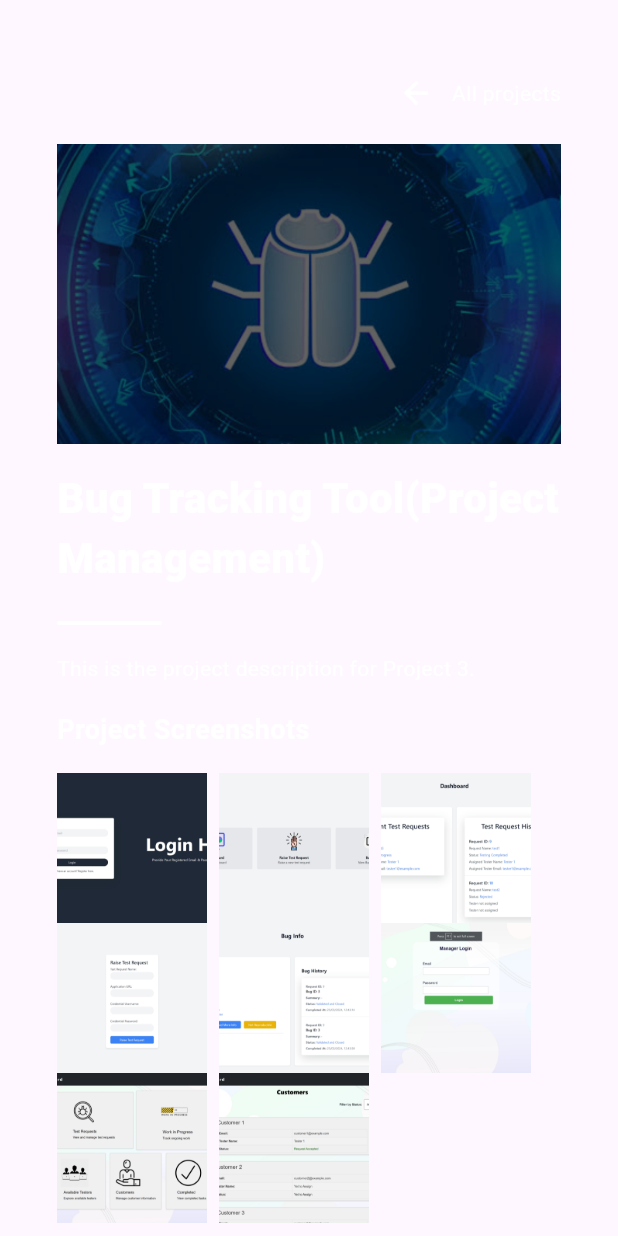
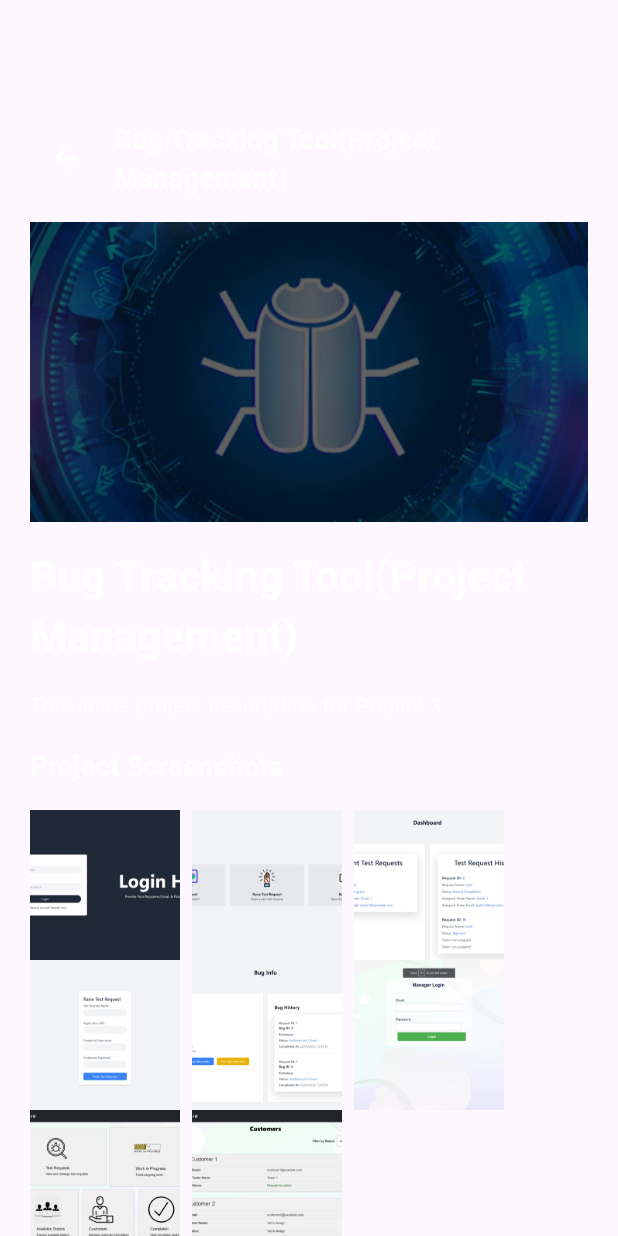
Before and after one commit to Vishnu-Deepan/my-portfolio, a Flutter app: the ProjectsPageMobile widget shown alone on an empty page, opened directly, after a tap on "Bug Tracking Tool(Project Management)", on a phone screen of 412 x 824 dp. Run offline on Flutter 3.47's test engine with Material 3 defaults, Android fonts, the phone set to English and light mode, and no system bars; drawn by our look-alikes of getwidget; our stand-ins replace carousel_slider, fan_carousel_image_slider, google_fonts, photo_view, sidebarx, simple_icons; missing offline and left inert: loading_icon_button, pretty_animated_buttons.

Commit message:
Project,Contact mobile

```diff
--- a/lib/screens/mobile/projects_page_mob.dart
+++ b/lib/screens/mobile/projects_page_mob.dart
@@ -1,6 +1,7 @@
 import 'package:flutter/material.dart';
-import 'package:getwidget/components/typography/gf_typography.dart';
-import 'package:getwidget/types/gf_typography_type.dart';
+import 'package:photo_view/photo_view.dart';
+import 'package:carousel_slider/carousel_slider.dart';
+import 'package:google_fonts/google_fonts.dart';
 import '../../models/project.dart';
 import '../../utilities/project_card.dart';
 
@@ -29,181 +30,172 @@
     });
   }
 
+  void _onImageTap(List<String> images, int initialIndex) {
+    Navigator.push(
+      context,
+      MaterialPageRoute(
+        builder: (context) => FullScreenImageViewer(
+          images: images,
+          initialIndex: initialIndex,
+        ),
+      ),
+    );
+  }
+
   @override
   Widget build(BuildContext context) {
     return SingleChildScrollView(
       child: Padding(
-        padding: const EdgeInsets.all(38.0),
+        padding: const EdgeInsets.all(20.0),
         child: _showDetails && _selectedProject != null
             ? _buildDetails(_selectedProject!)
             : Column(
           children: [
-                  ProjectCard(
-                    image: projects['project1']!['image'],
+            SizedBox(
+              height: 40,
+            ),
+            Text(
+              "Projects",
+              style: GoogleFonts.abyssinicaSil(
+                fontSize: 29,
+                fontWeight: FontWeight.w800,
+              ),
+            ),
+            Column(
+              children: projects.keys.map((projectName) {
+                return ProjectCard(
+                  image: projects[projectName]!['image'],
                   avatarForegroundColor:
-                        projects['project1']!['avatarForegroundColor'],
-                    avatarIcon: projects['project1']!['avatarIcon'],
-                    titleText: projects['project1']!['titleText'],
-                    content: projects['project1']!['content'],
-                    images: List<String>.from(projects['project1']!['images']),
-                    onTap: () => _onProjectTap('project1'),
-                  ),
-                  ProjectCard(
-                    image: projects['project2']!['image'],
-                    avatarForegroundColor:
-                        projects['project2']!['avatarForegroundColor'],
-                    avatarIcon: projects['project2']!['avatarIcon'],
-                    titleText: projects['project2']!['titleText'],
-                    content: projects['project2']!['content'],
-                    images: List<String>.from(projects['project2']!['images']),
-                    onTap: () => _onProjectTap('project2'),
-                  ),
-                  ProjectCard(
-                    image: projects['project3']!['image'],
-                    avatarForegroundColor:
-                        projects['project3']!['avatarForegroundColor'],
-                    avatarIcon: projects['project3']!['avatarIcon'],
-                    titleText: projects['project3']!['titleText'],
-                    content: projects['project3']!['content'],
-                    images: List<String>.from(projects['project3']!['images']),
-                    onTap: () => _onProjectTap('project3'),
-                  ),
-                  ProjectCard(
-                    image: projects['project4']!['image'],
-                    avatarForegroundColor:
-                        projects['project4']!['avatarForegroundColor'],
-                    avatarIcon: projects['project4']!['avatarIcon'],
-                    titleText: projects['project4']!['titleText'],
-                    content: projects['project4']!['content'],
-                    images: List<String>.from(projects['project4']!['images']),
-                    onTap: () => _onProjectTap('project4'),
-                  ),
-                  ProjectCard(
-                    image: projects['project5']!['image'],
-                    avatarForegroundColor:
-                        projects['project5']!['avatarForegroundColor'],
-                    avatarIcon: projects['project5']!['avatarIcon'],
-                    titleText: projects['project5']!['titleText'],
-                    content: projects['project5']!['content'],
-                    images: List<String>.from(projects['project5']!['images']),
-                    onTap: () => _onProjectTap('project5'),
-                  ),
-                  ProjectCard(
-                    image: projects['project6']!['image'],
-                    avatarForegroundColor:
-                        projects['project6']!['avatarForegroundColor'],
-                    avatarIcon: projects['project6']!['avatarIcon'],
-                    titleText: projects['project6']!['titleText'],
-                    content: projects['project6']!['content'],
-                    images: List<String>.from(projects['project6']!['images']),
-                    onTap: () => _onProjectTap('project6'),
-                  ),
+                  projects[projectName]!['avatarForegroundColor'],
+                  avatarIcon: projects[projectName]!['avatarIcon'],
+                  titleText: projects[projectName]!['titleText'],
+                  content: projects[projectName]!['content'],
+                  images:
+                  List<String>.from(projects[projectName]!['images']),
+                  onTap: () => _onProjectTap(projectName),
+                );
+              }).toList(),
+            )
           ],
         ),
       ),
     );
   }
 
-
-
-
-
-
   Widget _buildDetails(Map<String, dynamic> project) {
     return Column(
+      children: [
+        SizedBox(
+          height: 60,
+        ),
+        Column(
           crossAxisAlignment: CrossAxisAlignment.start,
           children: [
             Row(
-          mainAxisAlignment: MainAxisAlignment.end,
+              mainAxisAlignment: MainAxisAlignment.start,
               children: [
                 IconButton(
-              icon: Icon(Icons.arrow_back, color: Colors.white),
+                  icon: const Icon(Icons.arrow_back),
                   onPressed: _onBack,
+                  color: Colors.white,
                 ),
-            Text("All projects"),
+                const SizedBox(width: 8),
+                SizedBox(
+                  width: MediaQuery.of(context).size.width / 1.5,
+                  child: Text(
+                    project['titleText'],
+                    style: TextStyle(
+                      fontSize: 18,
+                      color: Colors.white,
+                      fontWeight: FontWeight.w600,
+                    ),
+                  ),
+                ),
               ],
             ),
-        SizedBox(
-          height: 10,
-        ),
+            const SizedBox(height: 16),
             Image.asset(
               project['image'],
               width: double.infinity,
               height: 200,
               fit: BoxFit.cover,
             ),
-        SizedBox(height: 16),
+            const SizedBox(height: 16),
             Text(
               project['titleText'],
-          style: TextStyle(fontWeight: FontWeight.w900, fontSize: 28),
+              style: const TextStyle(
+                fontWeight: FontWeight.bold,
+                fontSize: 28,
+                color: Colors.white,
               ),
-        GFTypography(
-          dividerColor: Colors.white,
-          text: "",
-          type: GFTypographyType.typo6,
             ),
-        SizedBox(height: 16),
-        Text(project['content']),
-        SizedBox(height: 18),
+            const SizedBox(height: 16),
             Text(
+              project['content'],
+              style: const TextStyle(color: Colors.white70),
+            ),
+            const SizedBox(height: 18),
+            const Text(
               "Project Screenshots",
-          style: TextStyle(fontSize: 18, fontWeight: FontWeight.w600),
+              style: TextStyle(
+                fontSize: 18,
+                fontWeight: FontWeight.w600,
+                color: Colors.white,
               ),
-        SizedBox(height: 16),
+            ),
+            const SizedBox(height: 16),
             Wrap(
               spacing: 8,
               children: project['images']
-              .map<Widget>((image) => Image.asset(
-            image,
+                  .asMap()
+                  .entries
+                  .map<Widget>((entry) => GestureDetector(
+                onTap: () => _onImageTap(
+                    List<String>.from(project['images']), entry.key),
+                child: Image.asset(
+                  entry.value,
                   height: 100,
                   width: 100,
                   fit: BoxFit.cover,
+                ),
               ))
                   .toList(),
             ),
-
-        // ParallaxSwiper(
-        //   images: [
-        //     'image_url_1.jpg',
-        //     'image_url_2.jpg',
-        //     'image_url_3.jpg',
-        //   ],
-        //   dragToScroll: true,
-        //   viewPortFraction: 0.85,
-        //   padding: EdgeInsets.all(16.0),
-        //   parallaxFactor: 10.0,
-        //   foregroundFadeEnabled: true,
-        //   backgroundZoomEnabled: true,
-        // )
-
-        // if (project['images'].isNotEmpty)
-        //   CarouselSlider(
-        //     options: CarouselOptions(
-        //       // height: Media,
-        //       // aspectRatio: 16/9,
-        //       // viewportFraction: 0.8,
-        //       enlargeCenterPage: true,
-        //       autoPlay: true,
-        //     ),
-        //     items: project['images'].map<Widget>((image) {
-        //       return Builder(
-        //         builder: (BuildContext context) {
-        //           return Container(
-        //             width: MediaQuery.of(context).size.width,
-        //             margin: EdgeInsets.symmetric(horizontal: 5.0),
-        //             decoration: BoxDecoration(
-        //               color: Colors.black54,
-        //             ),
-        //             child: Image.asset(
-        //               image,
-        //               fit: BoxFit.cover,
-        //             ),
-        //           );
-        //         },
-        //       );
-        //     }).toList(),
-        //   ),
+          ],
+        ),
       ],
     );
   }
 }
+
+class FullScreenImageViewer extends StatelessWidget {
+  final List<String> images;
+  final int initialIndex;
+
+  const FullScreenImageViewer(
+      {Key? key, required this.images, required this.initialIndex})
+      : super(key: key);
+
+  @override
+  Widget build(BuildContext context) {
+    return Scaffold(
+      backgroundColor: Colors.black,
+      body: CarouselSlider.builder(
+        itemCount: images.length,
+        options: CarouselOptions(
+          initialPage: initialIndex,
+          enableInfiniteScroll: false,
+          viewportFraction: 1.0,
+          enlargeCenterPage: false,
+        ),
+        itemBuilder: (BuildContext context, int itemIndex, int pageViewIndex) =>
+            Container(
+              child: PhotoView(
+                imageProvider: AssetImage(images[itemIndex]),
+                backgroundDecoration: BoxDecoration(color: Colors.black),
+              ),
+            ),
+      ),
+    );
+  }
+}
```
Also changed, not shown: lib/screens/mobile/contact_page_mob.dart (+158 -91 lines), docs/assets/fonts/MaterialIcons-Regular.otf, docs/assets/packages/flutter_neumorphic/fonts/NeumorphicIcons.ttf (added), 4 other files. Lines whose indentation alone changed are shown as unchanged.
